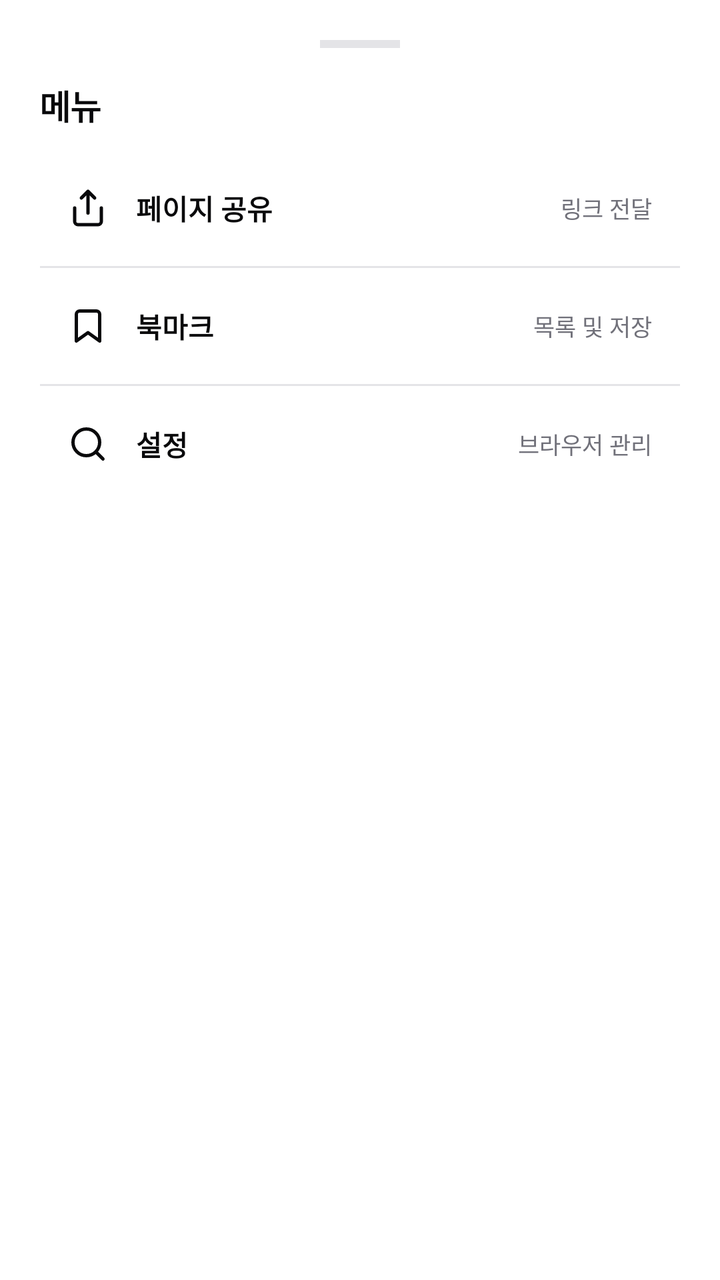
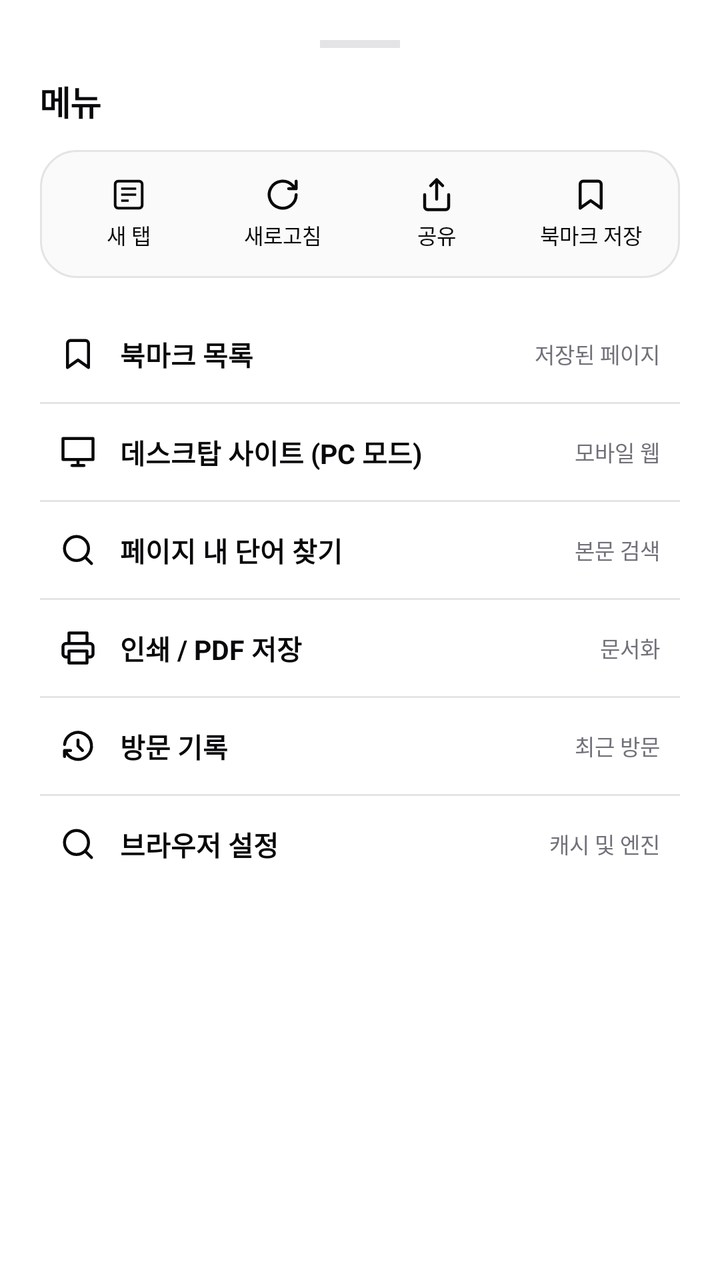

Two renders of the same Android screen: before a commit and after it. Below are the layout's source before the change and the commit's diff.
<!-- AndroidManifest.xml: application theme Theme.CreamAiHub -->
<!-- res/layout/dialog_menu_bottom_sheet.xml -->
<?xml version="1.0" encoding="utf-8"?>
<LinearLayout 
    xmlns:android="http://schemas.android.com/apk/res/android"
    xmlns:app="http://schemas.android.com/apk/res-auto"
    android:layout_width="match_parent"
    android:layout_height="wrap_content"
    android:orientation="vertical"
    android:padding="20dp"
    android:background="@drawable/bg_bottom_sheet">

    <View
        android:layout_width="40dp"
        android:layout_height="4dp"
        android:layout_gravity="center_horizontal"
        android:background="@color/border_gray"
        android:layout_marginBottom="16dp" />

    <TextView
        android:layout_width="wrap_content"
        android:layout_height="wrap_content"
        android:text="메뉴"
        android:textSize="17sp"
        android:textStyle="bold"
        android:textColor="@color/primary_black"
        android:letterSpacing="-0.02"
        android:layout_marginBottom="14dp" />

    
    <LinearLayout
        android:id="@+id/menuItemShare"
        android:layout_width="match_parent"
        android:layout_height="50dp"
        android:orientation="horizontal"
        android:gravity="center_vertical"
        android:paddingHorizontal="14dp"
        android:background="?attr/selectableItemBackground"
        android:clickable="true"
        android:focusable="true">

        <ImageView
            android:layout_width="20dp"
            android:layout_height="20dp"
            android:src="@drawable/ic_share"
            app:tint="@color/primary_black"
            android:layout_marginEnd="14dp"
            android:contentDescription="Share" />

        <TextView
            android:layout_width="0dp"
            android:layout_height="wrap_content"
            android:layout_weight="1"
            android:text="페이지 공유"
            android:textSize="14sp"
            android:textColor="@color/primary_black"
            android:textStyle="bold" />

        <TextView
            android:id="@+id/tvMenuShareSub"
            android:layout_width="wrap_content"
            android:layout_height="wrap_content"
            android:text="링크 전달"
            android:textSize="11.5sp"
            android:textColor="@color/text_muted" />
    </LinearLayout>

    <View
        android:layout_width="match_parent"
        android:layout_height="1dp"
        android:background="@color/border_gray"
        android:layout_marginVertical="4dp" />

    
    <LinearLayout
        android:id="@+id/menuItemBookmark"
        android:layout_width="match_parent"
        android:layout_height="50dp"
        android:orientation="horizontal"
        android:gravity="center_vertical"
        android:paddingHorizontal="14dp"
        android:background="?attr/selectableItemBackground"
        android:clickable="true"
        android:focusable="true">

        <ImageView
            android:layout_width="20dp"
            android:layout_height="20dp"
            android:src="@drawable/ic_bookmark"
            app:tint="@color/primary_black"
            android:layout_marginEnd="14dp"
            android:contentDescription="Bookmark" />

        <TextView
            android:layout_width="0dp"
            android:layout_height="wrap_content"
            android:layout_weight="1"
            android:text="북마크"
            android:textSize="14sp"
            android:textColor="@color/primary_black"
            android:textStyle="bold" />

        <TextView
            android:layout_width="wrap_content"
            android:layout_height="wrap_content"
            android:text="목록 및 저장"
            android:textSize="11.5sp"
            android:textColor="@color/text_muted" />
    </LinearLayout>

    <View
        android:layout_width="match_parent"
        android:layout_height="1dp"
        android:background="@color/border_gray"
        android:layout_marginVertical="4dp" />

    
    <LinearLayout
        android:id="@+id/menuItemSettings"
        android:layout_width="match_parent"
        android:layout_height="50dp"
        android:orientation="horizontal"
        android:gravity="center_vertical"
        android:paddingHorizontal="14dp"
        android:background="?attr/selectableItemBackground"
        android:clickable="true"
        android:focusable="true">

        <ImageView
            android:layout_width="20dp"
            android:layout_height="20dp"
            android:src="@drawable/ic_search"
            app:tint="@color/primary_black"
            android:layout_marginEnd="14dp"
            android:contentDescription="Settings" />

        <TextView
            android:layout_width="0dp"
            android:layout_height="wrap_content"
            android:layout_weight="1"
            android:text="설정"
            android:textSize="14sp"
            android:textColor="@color/primary_black"
            android:textStyle="bold" />

        <TextView
            android:layout_width="wrap_content"
            android:layout_height="wrap_content"
            android:text="브라우저 관리"
            android:textSize="11.5sp"
            android:textColor="@color/text_muted" />
    </LinearLayout>

</LinearLayout>
<!-- resources referenced by this layout -->
<resources>
  <color name="border_gray">#E4E4E7</color>
  <color name="primary_black">#09090B</color>
  <color name="text_muted">#71717A</color>
  <!-- drawable bg_bottom_sheet (drawable) -->
  <?xml version="1.0" encoding="utf-8"?>
  <shape xmlns:android="http://schemas.android.com/apk/res/android">
      <solid android:color="#FFFFFF" />
      <corners 
          android:topLeftRadius="28dp" 
          android:topRightRadius="28dp" 
          android:bottomLeftRadius="0dp" 
          android:bottomRightRadius="0dp" />
  </shape>
  <style name="Theme.CreamAiHub" parent="Theme.MaterialComponents.DayNight.NoActionBar">
          <item name="colorPrimary">@color/primary_black</item>
          <item name="colorPrimaryVariant">@color/secondary_dark</item>
          <item name="colorOnPrimary">@color/white</item>
          <item name="android:statusBarColor">@color/white</item>
          <item name="android:windowLightStatusBar">true</item>
      </style>
  <color name="secondary_dark">#27272A</color>
  <color name="white">#FFFFFF</color>
  <!-- unchanged entries left out for length: 3 -->
</resources>

<!-- the commit's change to res/layout/dialog_menu_bottom_sheet.xml (unified diff, before → after) -->
@@ -8,13 +8,15 @@
     android:padding="20dp"
     android:background="@drawable/bg_bottom_sheet">
 
+    
     <View
         android:layout_width="40dp"
         android:layout_height="4dp"
         android:layout_gravity="center_horizontal"
         android:background="@color/border_gray"
-        android:layout_marginBottom="16dp" />
-
+        android:layout_marginBottom="14dp" />
+
+    
     <TextView
         android:layout_width="wrap_content"
         android:layout_height="wrap_content"
@@ -23,130 +25,389 @@
         android:textStyle="bold"
         android:textColor="@color/primary_black"
         android:letterSpacing="-0.02"
-        android:layout_marginBottom="14dp" />
+        android:layout_marginBottom="12dp" />
 
     
     <LinearLayout
-        android:id="@+id/menuItemShare"
         android:layout_width="match_parent"
-        android:layout_height="50dp"
+        android:layout_height="64dp"
         android:orientation="horizontal"
-        android:gravity="center_vertical"
-        android:paddingHorizontal="14dp"
-        android:background="?attr/selectableItemBackground"
-        android:clickable="true"
-        android:focusable="true">
-
-        <ImageView
-            android:layout_width="20dp"
-            android:layout_height="20dp"
-            android:src="@drawable/ic_share"
-            app:tint="@color/primary_black"
-            android:layout_marginEnd="14dp"
-            android:contentDescription="Share" />
-
-        <TextView
+        android:gravity="center"
+        android:background="@drawable/bg_result_box"
+        android:padding="6dp"
+        android:layout_marginBottom="14dp">
+
+        <LinearLayout
+            android:id="@+id/menuQuickNewTab"
             android:layout_width="0dp"
+            android:layout_height="match_parent"
+            android:layout_weight="1"
+            android:orientation="vertical"
+            android:gravity="center"
+            android:background="?attr/selectableItemBackground"
+            android:clickable="true"
+            android:focusable="true">
+
+            <ImageView
+                android:layout_width="18dp"
+                android:layout_height="18dp"
+                android:src="@drawable/ic_tabs"
+                app:tint="@color/primary_black"
+                android:contentDescription="New Tab" />
+
+            <TextView
+                android:layout_width="wrap_content"
+                android:layout_height="wrap_content"
+                android:text="새 탭"
+                android:textSize="10.5sp"
+                android:textColor="@color/primary_black"
+                android:layout_marginTop="3dp" />
+        </LinearLayout>
+
+        <LinearLayout
+            android:id="@+id/menuQuickReload"
+            android:layout_width="0dp"
+            android:layout_height="match_parent"
+            android:layout_weight="1"
+            android:orientation="vertical"
+            android:gravity="center"
+            android:background="?attr/selectableItemBackground"
+            android:clickable="true"
+            android:focusable="true">
+
+            <ImageView
+                android:layout_width="18dp"
+                android:layout_height="18dp"
+                android:src="@drawable/ic_refresh"
+                app:tint="@color/primary_black"
+                android:contentDescription="Reload" />
+
+            <TextView
+                android:layout_width="wrap_content"
+                android:layout_height="wrap_content"
+                android:text="새로고침"
+                android:textSize="10.5sp"
+                android:textColor="@color/primary_black"
+                android:layout_marginTop="3dp" />
+        </LinearLayout>
+
+        <LinearLayout
+            android:id="@+id/menuQuickShare"
+            android:layout_width="0dp"
+            android:layout_height="match_parent"
+            android:layout_weight="1"
+            android:orientation="vertical"
+            android:gravity="center"
+            android:background="?attr/selectableItemBackground"
+            android:clickable="true"
+            android:focusable="true">
+
+            <ImageView
+                android:layout_width="18dp"
+                android:layout_height="18dp"
+                android:src="@drawable/ic_share"
+                app:tint="@color/primary_black"
+                android:contentDescription="Share" />
+
+            <TextView
+                android:layout_width="wrap_content"
+                android:layout_height="wrap_content"
+                android:text="공유"
+                android:textSize="10.5sp"
+                android:textColor="@color/primary_black"
+                android:layout_marginTop="3dp" />
+        </LinearLayout>
+
+        <LinearLayout
+            android:id="@+id/menuQuickAddBookmark"
+            android:layout_width="0dp"
+            android:layout_height="match_parent"
+            android:layout_weight="1"
+            android:orientation="vertical"
+            android:gravity="center"
+            android:background="?attr/selectableItemBackground"
+            android:clickable="true"
+            android:focusable="true">
+
+            <ImageView
+                android:layout_width="18dp"
+                android:layout_height="18dp"
+                android:src="@drawable/ic_bookmark"
+                app:tint="@color/primary_black"
+                android:contentDescription="Add Bookmark" />
+
+            <TextView
+                android:layout_width="wrap_content"
+                android:layout_height="wrap_content"
+                android:text="북마크 저장"
+                android:textSize="10.5sp"
+                android:textColor="@color/primary_black"
+                android:layout_marginTop="3dp" />
+        </LinearLayout>
+
+    </LinearLayout>
+
+    
+    <ScrollView
+        android:layout_width="match_parent"
+        android:layout_height="wrap_content"
+        android:maxHeight="320dp"
+        android:scrollbars="vertical">
+
+        <LinearLayout
+            android:layout_width="match_parent"
             android:layout_height="wrap_content"
-            android:layout_weight="1"
-            android:text="페이지 공유"
-            android:textSize="14sp"
-            android:textColor="@color/primary_black"
-            android:textStyle="bold" />
-
-        <TextView
-            android:id="@+id/tvMenuShareSub"
-            android:layout_width="wrap_content"
-            android:layout_height="wrap_content"
-            android:text="링크 전달"
-            android:textSize="11.5sp"
-            android:textColor="@color/text_muted" />
-    </LinearLayout>
-
-    <View
-        android:layout_width="match_parent"
-        android:layout_height="1dp"
-        android:background="@color/border_gray"
-        android:layout_marginVertical="4dp" />
-
-    
-    <LinearLayout
-        android:id="@+id/menuItemBookmark"
-        android:layout_width="match_parent"
-        android:layout_height="50dp"
-        android:orientation="horizontal"
-        android:gravity="center_vertical"
-        android:paddingHorizontal="14dp"
-        android:background="?attr/selectableItemBackground"
-        android:clickable="true"
-        android:focusable="true">
-
-        <ImageView
-            android:layout_width="20dp"
-            android:layout_height="20dp"
-            android:src="@drawable/ic_bookmark"
-            app:tint="@color/primary_black"
-            android:layout_marginEnd="14dp"
-            android:contentDescription="Bookmark" />
-
-        <TextView
-            android:layout_width="0dp"
-            android:layout_height="wrap_content"
-            android:layout_weight="1"
-            android:text="북마크"
-            android:textSize="14sp"
-            android:textColor="@color/primary_black"
-            android:textStyle="bold" />
-
-        <TextView
-            android:layout_width="wrap_content"
-            android:layout_height="wrap_content"
-            android:text="목록 및 저장"
-            android:textSize="11.5sp"
-            android:textColor="@color/text_muted" />
-    </LinearLayout>
-
-    <View
-        android:layout_width="match_parent"
-        android:layout_height="1dp"
-        android:background="@color/border_gray"
-        android:layout_marginVertical="4dp" />
-
-    
-    <LinearLayout
-        android:id="@+id/menuItemSettings"
-        android:layout_width="match_parent"
-        android:layout_height="50dp"
-        android:orientation="horizontal"
-        android:gravity="center_vertical"
-        android:paddingHorizontal="14dp"
-        android:background="?attr/selectableItemBackground"
-        android:clickable="true"
-        android:focusable="true">
-
-        <ImageView
-            android:layout_width="20dp"
-            android:layout_height="20dp"
-            android:src="@drawable/ic_search"
-            app:tint="@color/primary_black"
-            android:layout_marginEnd="14dp"
-            android:contentDescription="Settings" />
-
-        <TextView
-            android:layout_width="0dp"
-            android:layout_height="wrap_content"
-            android:layout_weight="1"
-            android:text="설정"
-            android:textSize="14sp"
-            android:textColor="@color/primary_black"
-            android:textStyle="bold" />
-
-        <TextView
-            android:layout_width="wrap_content"
-            android:layout_height="wrap_content"
-            android:text="브라우저 관리"
-            android:textSize="11.5sp"
-            android:textColor="@color/text_muted" />
-    </LinearLayout>
+            android:orientation="vertical">
+
+            
+            <LinearLayout
+                android:id="@+id/menuItemBookmarksList"
+                android:layout_width="match_parent"
+                android:layout_height="48dp"
+                android:orientation="horizontal"
+                android:gravity="center_vertical"
+                android:paddingHorizontal="10dp"
+                android:background="?attr/selectableItemBackground"
+                android:clickable="true"
+                android:focusable="true">
+
+                <ImageView
+                    android:layout_width="18dp"
+                    android:layout_height="18dp"
+                    android:src="@drawable/ic_bookmark"
+                    app:tint="@color/primary_black"
+                    android:layout_marginEnd="12dp"
+                    android:contentDescription="Bookmarks" />
+
+                <TextView
+                    android:layout_width="0dp"
+                    android:layout_height="wrap_content"
+                    android:layout_weight="1"
+                    android:text="북마크 목록"
+                    android:textSize="13.5sp"
+                    android:textColor="@color/primary_black"
+                    android:textStyle="bold" />
+
+                <TextView
+                    android:layout_width="wrap_content"
+                    android:layout_height="wrap_content"
+                    android:text="저장된 페이지"
+                    android:textSize="11sp"
+                    android:textColor="@color/text_muted" />
+            </LinearLayout>
+
+            <View
+                android:layout_width="match_parent"
+                android:layout_height="1dp"
+                android:background="@color/border_gray" />
+
+            
+            <LinearLayout
+                android:id="@+id/menuItemDesktop"
+                android:layout_width="match_parent"
+                android:layout_height="48dp"
+                android:orientation="horizontal"
+                android:gravity="center_vertical"
+                android:paddingHorizontal="10dp"
+                android:background="?attr/selectableItemBackground"
+                android:clickable="true"
+                android:focusable="true">
+
+                <ImageView
+                    android:layout_width="18dp"
+                    android:layout_height="18dp"
+                    android:src="@drawable/ic_desktop"
+                    app:tint="@color/primary_black"
+                    android:layout_marginEnd="12dp"
+                    android:contentDescription="Desktop Mode" />
+
+                <TextView
+                    android:layout_width="0dp"
+                    android:layout_height="wrap_content"
+                    android:layout_weight="1"
+                    android:text="데스크탑 사이트 (PC 모드)"
+                    android:textSize="13.5sp"
+                    android:textColor="@color/primary_black"
+                    android:textStyle="bold" />
+
+                <TextView
+                    android:id="@+id/tvDesktopModeStatus"
+                    android:layout_width="wrap_content"
+                    android:layout_height="wrap_content"
+                    android:text="모바일 웹"
+                    android:textSize="11sp"
+                    android:textColor="@color/text_muted" />
+            </LinearLayout>
+
+            <View
+                android:layout_width="match_parent"
+                android:layout_height="1dp"
+                android:background="@color/border_gray" />
+
+            
+            <LinearLayout
+                android:id="@+id/menuItemFindInPage"
+                android:layout_width="match_parent"
+                android:layout_height="48dp"
+                android:orientation="horizontal"
+                android:gravity="center_vertical"
+                android:paddingHorizontal="10dp"
+                android:background="?attr/selectableItemBackground"
+                android:clickable="true"
+                android:focusable="true">
+
+                <ImageView
+                    android:layout_width="18dp"
+                    android:layout_height="18dp"
+                    android:src="@drawable/ic_search"
+                    app:tint="@color/primary_black"
+                    android:layout_marginEnd="12dp"
+                    android:contentDescription="Find in page" />
+
+                <TextView
+                    android:layout_width="0dp"
+                    android:layout_height="wrap_content"
+                    android:layout_weight="1"
+                    android:text="페이지 내 단어 찾기"
+                    android:textSize="13.5sp"
+                    android:textColor="@color/primary_black"
+                    android:textStyle="bold" />
+
+                <TextView
+                    android:layout_width="wrap_content"
+                    android:layout_height="wrap_content"
+                    android:text="본문 검색"
+                    android:textSize="11sp"
+                    android:textColor="@color/text_muted" />
+            </LinearLayout>
+
+            <View
+                android:layout_width="match_parent"
+                android:layout_height="1dp"
+                android:background="@color/border_gray" />
+
+            
+            <LinearLayout
+                android:id="@+id/menuItemPrint"
+                android:layout_width="match_parent"
+                android:layout_height="48dp"
+                android:orientation="horizontal"
+                android:gravity="center_vertical"
+                android:paddingHorizontal="10dp"
+                android:background="?attr/selectableItemBackground"
+                android:clickable="true"
+                android:focusable="true">
+
+                <ImageView
+                    android:layout_width="18dp"
+                    android:layout_height="18dp"
+                    android:src="@drawable/ic_print"
+                    app:tint="@color/primary_black"
+                    android:layout_marginEnd="12dp"
+                    android:contentDescription="Print" />
+
+                <TextView
+                    android:layout_width="0dp"
+                    android:layout_height="wrap_content"
+                    android:layout_weight="1"
+                    android:text="인쇄 / PDF 저장"
+                    android:textSize="13.5sp"
+                    android:textColor="@color/primary_black"
+                    android:textStyle="bold" />
+
+                <TextView
+                    android:layout_width="wrap_content"
+                    android:layout_height="wrap_content"
+                    android:text="문서화"
+                    android:textSize="11sp"
+                    android:textColor="@color/text_muted" />
+            </LinearLayout>
+
+            <View
+                android:layout_width="match_parent"
+                android:layout_height="1dp"
+                android:background="@color/border_gray" />
+
+            
+            <LinearLayout
+                android:id="@+id/menuItemHistory"
+                android:layout_width="match_parent"
+                android:layout_height="48dp"
+                android:orientation="horizontal"
+                android:gravity="center_vertical"
+                android:paddingHorizontal="10dp"
+                android:background="?attr/selectableItemBackground"
+                android:clickable="true"
+                android:focusable="true">
+
+                <ImageView
+                    android:layout_width="18dp"
+                    android:layout_height="18dp"
+                    android:src="@drawable/ic_history"
+                    app:tint="@color/primary_black"
+                    android:layout_marginEnd="12dp"
+                    android:contentDescription="History" />
+
+                <TextView
+                    android:layout_width="0dp"
+                    android:layout_height="wrap_content"
+                    android:layout_weight="1"
+                    android:text="방문 기록"
+                    android:textSize="13.5sp"
+                    android:textColor="@color/primary_black"
+                    android:textStyle="bold" />
+
+                <TextView
+                    android:layout_width="wrap_content"
+                    android:layout_height="wrap_content"
+                    android:text="최근 방문"
+                    android:textSize="11sp"
+                    android:textColor="@color/text_muted" />
+            </LinearLayout>
+
+            <View
+                android:layout_width="match_parent"
+                android:layout_height="1dp"
+                android:background="@color/border_gray" />
+
+            
+            <LinearLayout
+                android:id="@+id/menuItemSettings"
+                android:layout_width="match_parent"
+                android:layout_height="48dp"
+                android:orientation="horizontal"
+                android:gravity="center_vertical"
+                android:paddingHorizontal="10dp"
+                android:background="?attr/selectableItemBackground"
+                android:clickable="true"
+                android:focusable="true">
+
+                <ImageView
+                    android:layout_width="18dp"
+                    android:layout_height="18dp"
+                    android:src="@drawable/ic_search"
+                    app:tint="@color/primary_black"
+                    android:layout_marginEnd="12dp"
+                    android:contentDescription="Settings" />
+
+                <TextView
+                    android:layout_width="0dp"
+                    android:layout_height="wrap_content"
+                    android:layout_weight="1"
+                    android:text="브라우저 설정"
+                    android:textSize="13.5sp"
+                    android:textColor="@color/primary_black"
+                    android:textStyle="bold" />
+
+                <TextView
+                    android:layout_width="wrap_content"
+                    android:layout_height="wrap_content"
+                    android:text="캐시 및 엔진"
+                    android:textSize="11sp"
+                    android:textColor="@color/text_muted" />
+            </LinearLayout>
+
+        </LinearLayout>
+    </ScrollView>
 
 </LinearLayout>
<!-- resource entries referenced after the edit -->
@@ -13,6 +13,86 @@
           android:bottomLeftRadius="0dp" 
           android:bottomRightRadius="0dp" />
   </shape>
+  <!-- drawable bg_result_box (drawable) -->
+  <?xml version="1.0" encoding="utf-8"?>
+  <shape xmlns:android="http://schemas.android.com/apk/res/android">
+      <solid android:color="#FAFAFA" />
+      <stroke android:width="1dp" android:color="#E4E4E7" />
+      <corners android:radius="18dp" />
+  </shape>
+  <!-- drawable ic_desktop (drawable) -->
+  <vector xmlns:android="http://schemas.android.com/apk/res/android"
+      android:width="24dp"
+      android:height="24dp"
+      android:viewportWidth="24"
+      android:viewportHeight="24">
+      <path
+          android:strokeColor="#09090B"
+          android:strokeWidth="2"
+          android:strokeLineCap="round"
+          android:strokeLineJoin="round"
+          android:pathData="M2,3h20v14H2zM8,21h8M12,17v4" />
+  </vector>
+  <!-- drawable ic_history (drawable) -->
+  <vector xmlns:android="http://schemas.android.com/apk/res/android"
+      android:width="24dp"
+      android:height="24dp"
+      android:viewportWidth="24"
+      android:viewportHeight="24">
+    <path
+        android:fillColor="#00000000"
+        android:strokeColor="#FF000000"
+        android:strokeWidth="2"
+        android:strokeLineCap="round"
+        android:strokeLineJoin="round"
+        android:pathData="M12,8v4l3,3M3.05,11a9,9 0 1,1 0.5,4m-0.5,4v-4h4"/>
+  </vector>
+  <!-- drawable ic_print (drawable) -->
+  <vector xmlns:android="http://schemas.android.com/apk/res/android"
+      android:width="24dp"
+      android:height="24dp"
+      android:viewportWidth="24"
+      android:viewportHeight="24">
+    <path
+        android:fillColor="#00000000"
+        android:strokeColor="#FF000000"
+        android:strokeWidth="2"
+        android:strokeLineCap="round"
+        android:strokeLineJoin="round"
+        android:pathData="M6,9V2h12v7M6,18H4c-1.1,0 -2,-0.9 -2,-2v-5c0,-1.1 0.9,-2 2,-2h16c1.1,0 2,0.9 2,2v5c0,1.1 -0.9,2 -2,2h-2M6,14h12v8H6z"/>
+  </vector>
+  <!-- drawable ic_refresh (drawable) -->
+  <vector xmlns:android="http://schemas.android.com/apk/res/android"
+      android:width="24dp"
+      android:height="24dp"
+      android:viewportWidth="24"
+      android:viewportHeight="24">
+      <path
+          android:strokeColor="#09090B"
+          android:strokeWidth="2"
+          android:strokeLineCap="round"
+          android:strokeLineJoin="round"
+          android:pathData="M21,12a9,9 0 1,1 -2.64,-6.36L21,8M21,3v5h-5" />
+  </vector>
+  <!-- drawable ic_tabs (drawable) -->
+  <vector xmlns:android="http://schemas.android.com/apk/res/android"
+      android:width="24dp"
+      android:height="24dp"
+      android:viewportWidth="24"
+      android:viewportHeight="24">
+    <path
+        android:fillColor="#00000000"
+        android:strokeColor="#FF000000"
+        android:strokeWidth="1.8"
+        android:strokeLineCap="round"
+        android:strokeLineJoin="round"
+        android:pathData="M19,3H5C3.9,3 3,3.9 3,5v14c0,1.1 0.9,2 2,2h14c1.1,0 2,-0.9 2,-2V5C21,3.9 20.1,3 19,3z"/>
+    <path
+        android:fillColor="#00000000"
+        android:strokeColor="#FF000000"
+        android:strokeWidth="1.5"
+        android:pathData="M7,8h10M7,12h10M7,16h5"/>
+  </vector>
   <style name="Theme.CreamAiHub" parent="Theme.MaterialComponents.DayNight.NoActionBar">
           <item name="colorPrimary">@color/primary_black</item>
           <item name="colorPrimaryVariant">@color/secondary_dark</item>
